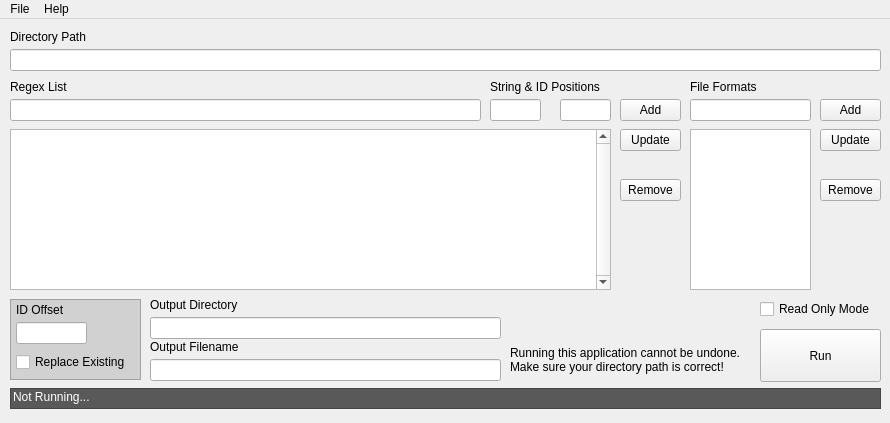
Qt form Etemenanki/Etemenanki.ui (MjnMixael/Etemenanki) before a commit.
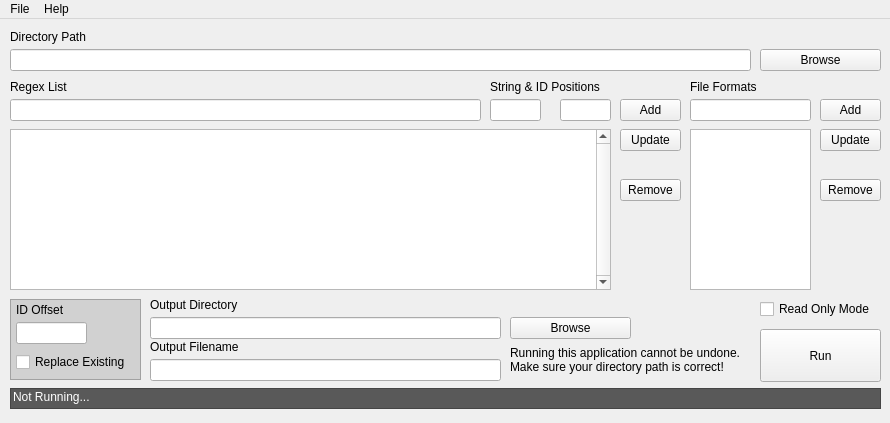
The same form after that commit.

Commit message: add browse buttons for os level directory dialogs

```diff
--- a/Etemenanki/Etemenanki.ui
+++ b/Etemenanki/Etemenanki.ui
@@ -303,7 +303,7 @@
      <rect>
       <x>10</x>
       <y>30</y>
-      <width>871</width>
+      <width>741</width>
       <height>22</height>
      </rect>
     </property>
@@ -715,6 +715,32 @@
      <string>Read Only Mode</string>
     </property>
    </widget>
+   <widget class="QPushButton" name="directory_browse_button">
+    <property name="geometry">
+     <rect>
+      <x>760</x>
+      <y>30</y>
+      <width>121</width>
+      <height>22</height>
+     </rect>
+    </property>
+    <property name="text">
+     <string>Browse</string>
+    </property>
+   </widget>
+   <widget class="QPushButton" name="output_directory_browse_button">
+    <property name="geometry">
+     <rect>
+      <x>510</x>
+      <y>298</y>
+      <width>121</width>
+      <height>22</height>
+     </rect>
+    </property>
+    <property name="text">
+     <string>Browse</string>
+    </property>
+   </widget>
    <zorder>frame_2</zorder>
    <zorder>frame</zorder>
    <zorder>begin_button</zorder>
```
Left out of the diff: 6 changed lines with no effect on the pictures. The commit also changes 2 other files.
